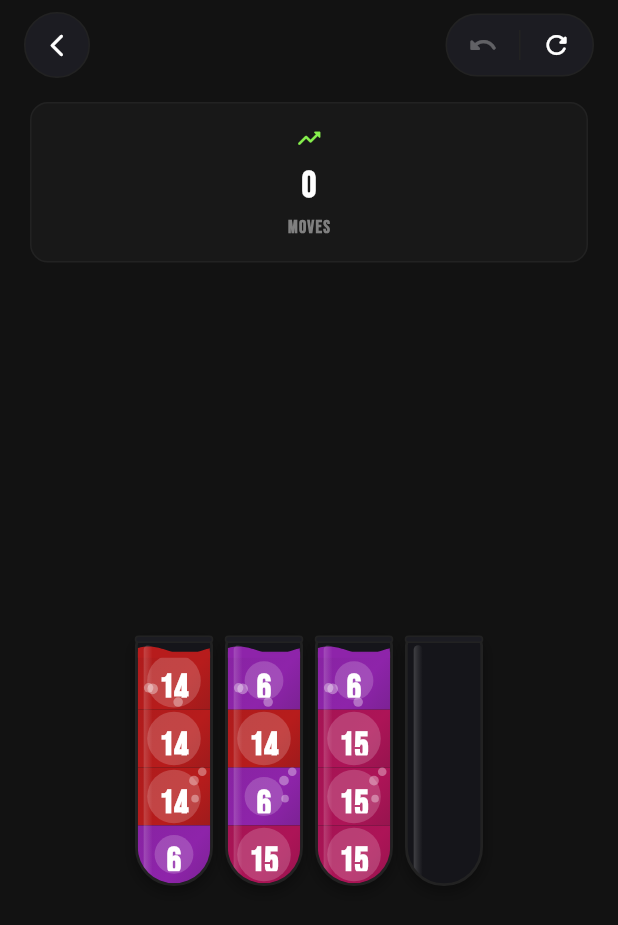
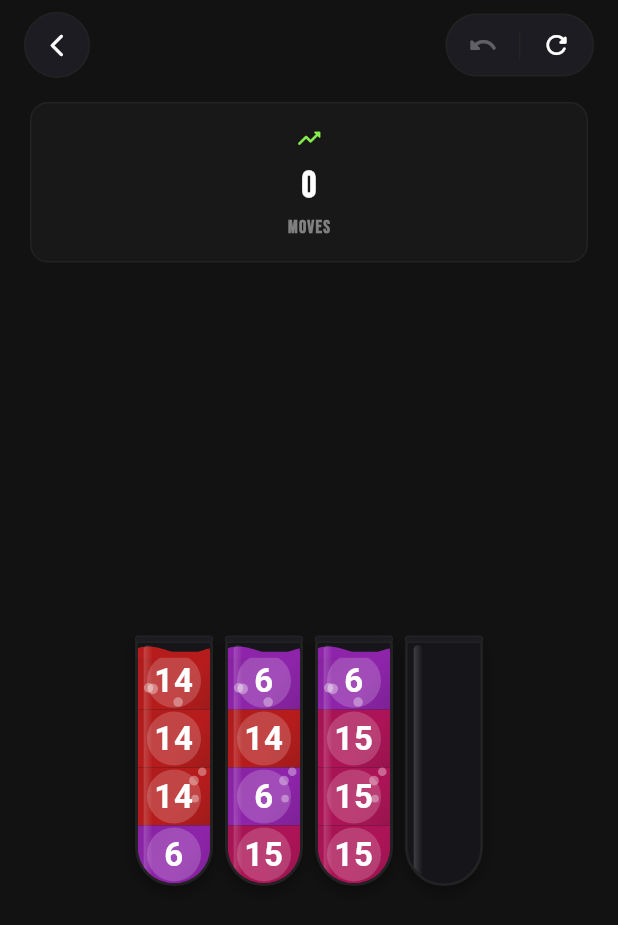
Before and after one commit to whatever-collab/my-water-sort, a Flutter app: the GameView screen opened directly, on a phone screen of 412 x 824 dp. Shown: the top 925 px of the screen. Run offline on Flutter 3.47's test engine with Material 3 defaults, Android fonts, the phone set to English and light mode, and no system bars; our stand-ins replace flutter_riverpod, hive, hive_flutter; accounts and stored records are empty.

Commit message:
Edit tube_widget.dart

```diff
--- a/lib/ui/core/widgets/tube_widget.dart
+++ b/lib/ui/core/widgets/tube_widget.dart
@@ -70,13 +70,17 @@ class _TubeWidgetState extends State<TubeWidget> with SingleTickerProviderStateM
       case 0x9E9D24: number = '16'; break; // Olive
     }
 
-    // Return text with a fixed, large font size
-    return Text(
-      number,
-      style: const TextStyle(
-        fontSize: 24, // Adjust this number to make it bigger/smaller
-        fontWeight: FontWeight.bold,
-        color: Colors.white,
+    return Center(
+      child: Text(
+        number,
+        textAlign: TextAlign.center,
+        style: const TextStyle(
+          fontSize: 22,
+          fontWeight: FontWeight.bold,
+          color: Colors.white,
+          fontFamily: 'sans-serif', // Clean, standard font
+          letterSpacing: 0.5, // Slightly spaced out for readability
+        ),
       ),
     );
   }
@@ -263,7 +267,9 @@ class _TubeWidgetState extends State<TubeWidget> with SingleTickerProviderStateM
       ),
       alignment: Alignment.center,
       child: Container(
-        padding: const EdgeInsets.all(8), // Increased padding slightly
+        // Fixed size for the circle background so they are all uniform
+        width: 36,
+        height: 36,
         decoration: BoxDecoration(
           color: Colors.white.withOpacity(0.18),
           shape: BoxShape.circle,
```
